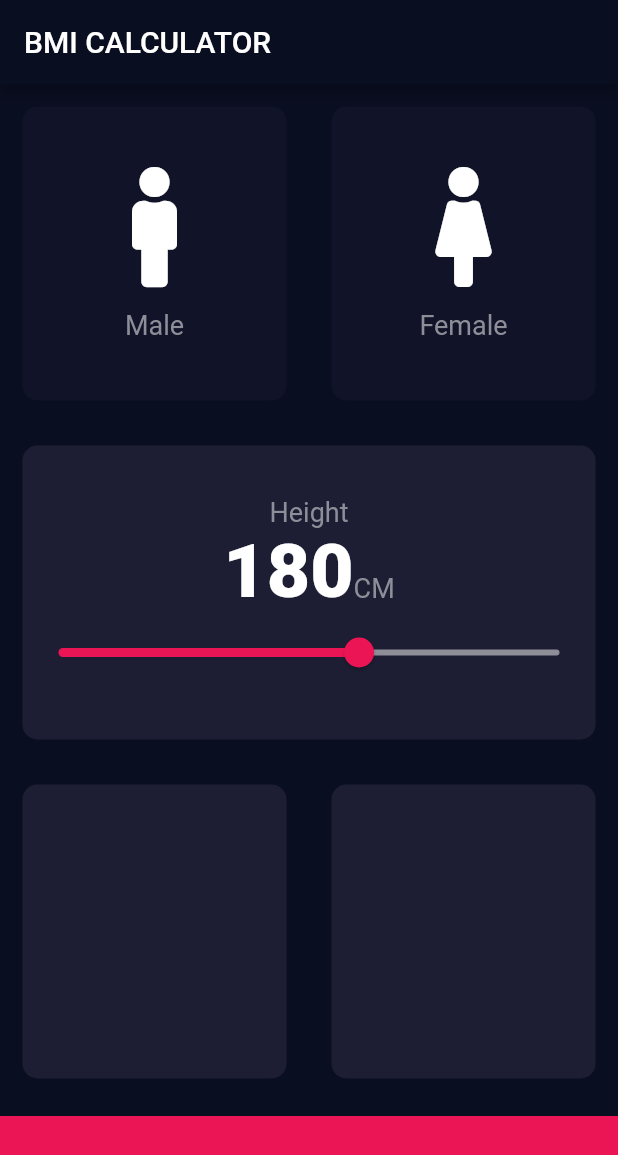
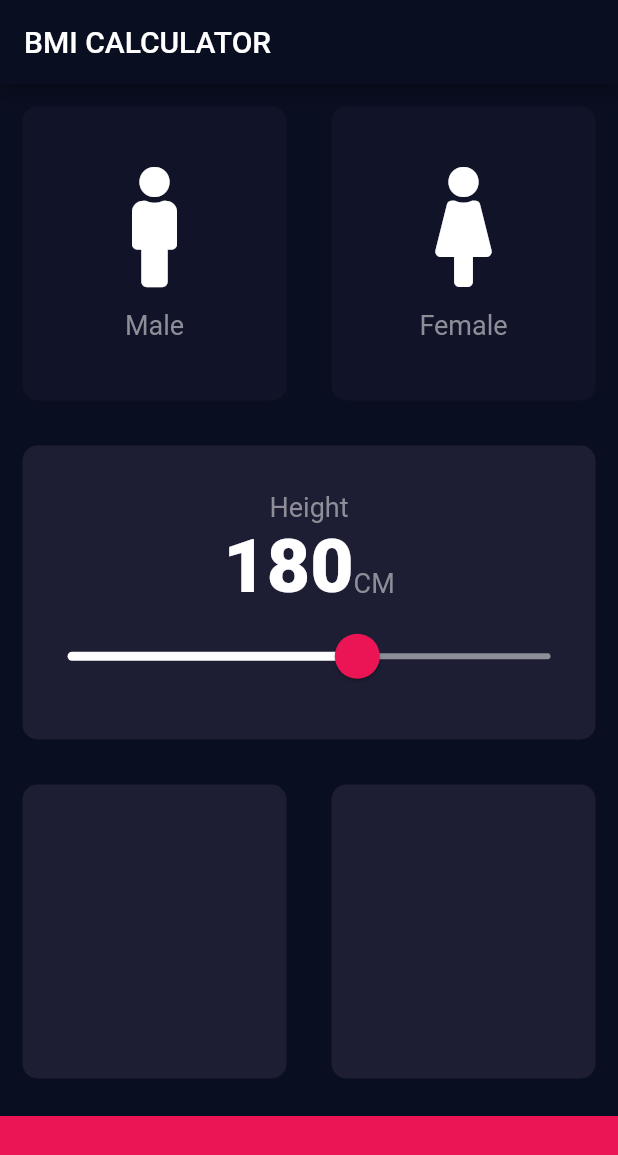
Before and after one commit to Mosquito1123/GetMyBMI, a Flutter app: the screen it shows after launch, on a phone screen of 412 x 824 dp. Shown: the top 1155 px of the screen. Run offline on Flutter 3.47's test engine with Material 2 defaults, Android fonts, the phone set to English and light mode, and no system bars; our stand-ins replace font_awesome_flutter.

Commit message:
Customize slider with SliderTheme

```diff
--- a/lib/input_page.dart
+++ b/lib/input_page.dart
@@ -68,6 +68,7 @@
                 cardChild: Column(
                   mainAxisAlignment: MainAxisAlignment.center,
                   children: <Widget>[
+                    SizedBox(height: 5.0),
                     Text(
                       'Height',
                       style: kLabelTextStyle,
@@ -81,17 +82,26 @@
                         Text('CM', style: kLabelTextStyle)
                       ],
                     ),
-                    Slider(
+                    SliderTheme(
+                      data: SliderTheme.of(context).copyWith(
+                          inactiveTrackColor: Color(0xFF8D8E98),
+                          thumbShape:
+                              RoundSliderThumbShape(enabledThumbRadius: 15.0),
+                          overlayShape:
+                              RoundSliderOverlayShape(overlayRadius: 30.0),
+                          overlayColor: Color(0x29EB1555),
+                          thumbColor: Color(0xFFEB1555),
+                          activeTrackColor: Colors.white),
+                      child: Slider(
                         value: height.toDouble(),
                         min: 120.0,
                         max: 220.0,
-                      activeColor: Color(0xFFEB1555),
-                      inactiveColor: Color(0xFF8D8E98),
                         onChanged: (double newValue) {
                           setState(() {
                             height = newValue.round();
                           });
                         },
+                      ),
                     )
                   ],
                 ),
```
Lines whose indentation alone changed are shown as unchanged.
